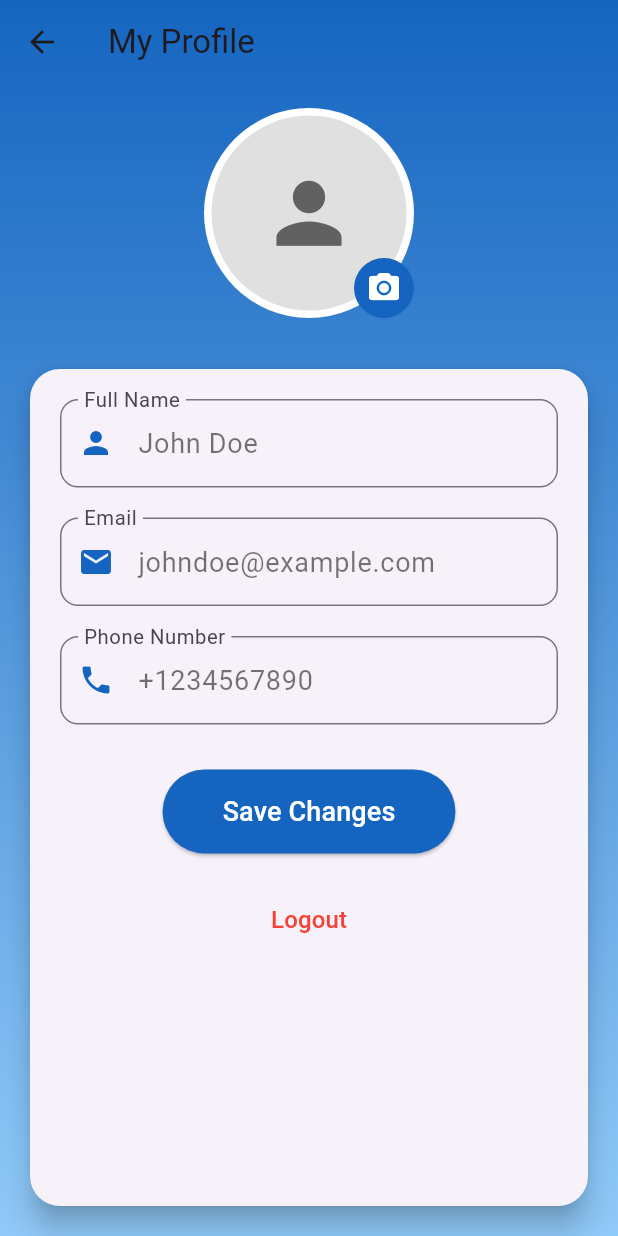
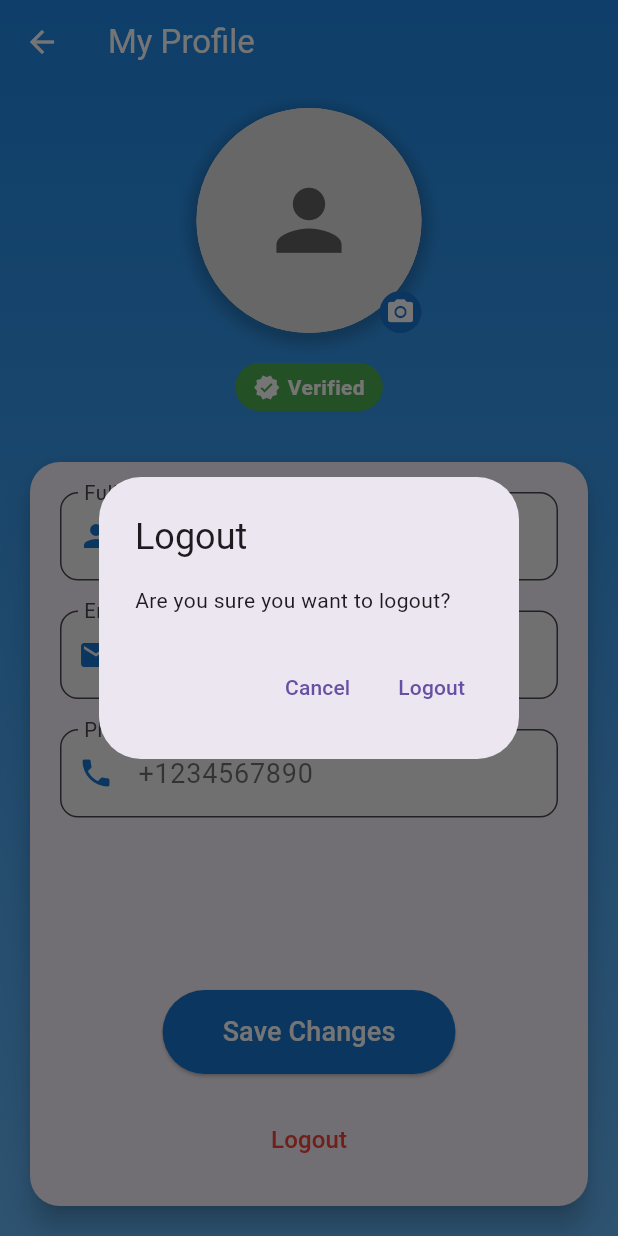
Before and after one commit to lyna-ismil/KariaGoApp, a Flutter app: the ProfileScreen screen opened directly, after a tap on "Logout", on a phone screen of 412 x 824 dp. Run offline on Flutter 3.47's test engine with Material 3 defaults, Android fonts, the phone set to English and light mode, and no system bars; our stand-ins replace animate_do, flutter_animate, flutter_credit_card, flutter_svg, google_fonts, image_picker and 1 more.

Commit message:
Updated UI and fixed bugs

```diff
--- a/lib/presentation/views/profile_screen.dart
+++ b/lib/presentation/views/profile_screen.dart
@@ -19,6 +19,8 @@ class _ProfileScreenState extends State<ProfileScreen> {
   final TextEditingController _phoneController =
       TextEditingController(text: "+1234567890");
 
+  bool _isVerified = true; // Change this based on actual user data
+
   // Pick Image Function
   Future<void> _pickImage(ImageSource source) async {
     final pickedFile = await ImagePicker().pickImage(source: source);
@@ -36,6 +38,10 @@ class _ProfileScreenState extends State<ProfileScreen> {
         SnackBar(
           content: Text("Profile Updated Successfully! ✅"),
           backgroundColor: Colors.green,
+          behavior: SnackBarBehavior.floating,
+          shape: RoundedRectangleBorder(
+            borderRadius: BorderRadius.circular(10),
+          ),
         ),
       );
     }
@@ -46,27 +52,24 @@ class _ProfileScreenState extends State<ProfileScreen> {
     return Scaffold(
       extendBodyBehindAppBar: true,
       appBar: AppBar(
-        title: Text("My Profile"),
+        title: Text("My Profile", style: TextStyle(color: Colors.white)),
         backgroundColor: Colors.transparent,
         elevation: 0,
+        iconTheme: IconThemeData(color: Colors.white),
       ),
       body: Container(
         decoration: BoxDecoration(
           gradient: LinearGradient(
             begin: Alignment.topCenter,
             end: Alignment.bottomCenter,
-            colors: [Colors.blue.shade800, Colors.blue.shade200],
+            colors: [Color(0xFF1E88E5), Color(0xFF64B5F6)],
           ),
         ),
         child: SafeArea(
-          child: SingleChildScrollView(
-            child: ConstrainedBox(
-              constraints: BoxConstraints(
-                minHeight: MediaQuery.of(context).size.height -
-                    AppBar().preferredSize.height -
-                    MediaQuery.of(context).padding.top,
-              ),
-              child: IntrinsicHeight(
+          child: CustomScrollView(
+            slivers: [
+              SliverFillRemaining(
+                hasScrollBody: false,
                 child: Padding(
                   padding: EdgeInsets.all(16),
                   child: Form(
@@ -74,6 +77,8 @@ class _ProfileScreenState extends State<ProfileScreen> {
                     child: Column(
                       children: [
                         _buildProfilePicture(),
+                        SizedBox(height: 20),
+                        _buildVerificationBadge(),
                         SizedBox(height: 30),
                         Expanded(child: _buildInfoCard()),
                       ],
@@ -81,7 +86,7 @@ class _ProfileScreenState extends State<ProfileScreen> {
                   ),
                 ),
               ),
-            ),
+            ],
           ),
         ),
       ),
@@ -90,13 +95,30 @@ class _ProfileScreenState extends State<ProfileScreen> {
 
   // Profile Picture Widget
   Widget _buildProfilePicture() {
-    return Stack(
+    return Hero(
+      tag: 'profilePicture',
+      child: GestureDetector(
+        onTap: _showImageSourceDialog,
+        child: Stack(
+          alignment: Alignment.center,
           children: [
-        CircleAvatar(
+            Container(
+              width: 150,
+              height: 150,
+              decoration: BoxDecoration(
+                shape: BoxShape.circle,
+                color: Colors.white,
+                boxShadow: [
+                  BoxShadow(
+                    color: Colors.black.withOpacity(0.2),
+                    spreadRadius: 5,
+                    blurRadius: 7,
+                    offset: Offset(0, 3),
+                  ),
+                ],
+              ),
+              child: CircleAvatar(
                 radius: 70,
-          backgroundColor: Colors.white,
-          child: CircleAvatar(
-            radius: 65,
                 backgroundColor: Colors.grey[300],
                 backgroundImage:
                     _profileImage != null ? FileImage(_profileImage!) : null,
@@ -108,15 +130,48 @@ class _ProfileScreenState extends State<ProfileScreen> {
             Positioned(
               bottom: 0,
               right: 0,
-          child: CircleAvatar(
-            backgroundColor: Colors.blue.shade800,
-            child: IconButton(
-              icon: Icon(Icons.camera_alt, color: Colors.white),
-              onPressed: () => _showImageSourceDialog(),
+              child: Container(
+                padding: EdgeInsets.all(4),
+                decoration: BoxDecoration(
+                  color: Colors.blue[700],
+                  shape: BoxShape.circle,
                 ),
+                child: Icon(Icons.camera_alt, color: Colors.white, size: 20),
               ),
             ),
           ],
+        ),
+      ),
+    );
+  }
+
+  // Verification Badge Widget
+  Widget _buildVerificationBadge() {
+    return AnimatedContainer(
+      duration: Duration(milliseconds: 300),
+      padding: EdgeInsets.symmetric(horizontal: 12, vertical: 6),
+      decoration: BoxDecoration(
+        color: _isVerified ? Colors.green : Colors.red,
+        borderRadius: BorderRadius.circular(20),
+      ),
+      child: Row(
+        mainAxisSize: MainAxisSize.min,
+        children: [
+          Icon(
+            _isVerified ? Icons.verified : Icons.error_outline,
+            color: Colors.white,
+            size: 18,
+          ),
+          SizedBox(width: 5),
+          Text(
+            _isVerified ? "Verified" : "Not Verified",
+            style: TextStyle(
+              color: Colors.white,
+              fontWeight: FontWeight.bold,
+            ),
+          ),
+        ],
+      ),
     );
   }
 
@@ -138,7 +193,7 @@ class _ProfileScreenState extends State<ProfileScreen> {
             SizedBox(height: 20),
             _buildTextField(Icons.phone, "Phone Number", _phoneController,
                 "Enter your phone number"),
-            SizedBox(height: 30),
+            Spacer(),
             _buildSaveButton(),
             SizedBox(height: 20),
             _buildLogoutButton(),
@@ -158,15 +213,17 @@ class _ProfileScreenState extends State<ProfileScreen> {
       decoration: InputDecoration(
         labelText: label,
         hintText: hint,
-        prefixIcon: Icon(icon, color: Colors.blue.shade800),
+        prefixIcon: Icon(icon, color: Colors.blue[700]),
         border: OutlineInputBorder(
           borderRadius: BorderRadius.circular(12),
-          borderSide: BorderSide(color: Colors.blue.shade800),
+          borderSide: BorderSide(color: Colors.blue[700]!),
         ),
         focusedBorder: OutlineInputBorder(
           borderRadius: BorderRadius.circular(12),
-          borderSide: BorderSide(color: Colors.blue.shade800, width: 2),
+          borderSide: BorderSide(color: Colors.blue[700]!, width: 2),
         ),
+        filled: true,
+        fillColor: Colors.grey[100],
       ),
       validator: (value) => value!.isEmpty ? "$label is required" : null,
     );
@@ -178,7 +235,7 @@ class _ProfileScreenState extends State<ProfileScreen> {
       onPressed: _saveProfile,
       child: Text("Save Changes", style: TextStyle(fontSize: 18)),
       style: ElevatedButton.styleFrom(
-        backgroundColor: Colors.blue.shade800,
+        backgroundColor: Colors.blue[700],
         foregroundColor: Colors.white,
         padding: EdgeInsets.symmetric(vertical: 15, horizontal: 40),
         shape: RoundedRectangleBorder(borderRadius: BorderRadius.circular(30)),
@@ -191,6 +248,28 @@ class _ProfileScreenState extends State<ProfileScreen> {
     return TextButton(
       onPressed: () {
         // Implement logout functionality
+        showDialog(
+          context: context,
+          builder: (BuildContext context) {
+            return AlertDialog(
+              title: Text("Logout"),
+              content: Text("Are you sure you want to logout?"),
+              actions: [
+                TextButton(
+                  child: Text("Cancel"),
+                  onPressed: () => Navigator.of(context).pop(),
+                ),
+                TextButton(
+                  child: Text("Logout"),
+                  onPressed: () {
+                    // Implement logout logic here
+                    Navigator.of(context).pop();
+                  },
+                ),
+              ],
+            );
+          },
+        );
       },
       child: Text("Logout", style: TextStyle(color: Colors.red, fontSize: 16)),
     );
@@ -200,11 +279,16 @@ class _ProfileScreenState extends State<ProfileScreen> {
   void _showImageSourceDialog() {
     showModalBottomSheet(
       context: context,
+      shape: RoundedRectangleBorder(
+        borderRadius: BorderRadius.vertical(top: Radius.circular(20)),
+      ),
       builder: (context) {
-        return Wrap(
+        return SafeArea(
+          child: Column(
+            mainAxisSize: MainAxisSize.min,
             children: [
               ListTile(
-              leading: Icon(Icons.camera, color: Colors.blue.shade800),
+                leading: Icon(Icons.camera, color: Colors.blue[700]),
                 title: Text("Take Photo"),
                 onTap: () {
                   _pickImage(ImageSource.camera);
@@ -212,7 +296,7 @@ class _ProfileScreenState extends State<ProfileScreen> {
                 },
               ),
               ListTile(
-              leading: Icon(Icons.photo_library, color: Colors.blue.shade800),
+                leading: Icon(Icons.photo_library, color: Colors.blue[700]),
                 title: Text("Choose from Gallery"),
                 onTap: () {
                   _pickImage(ImageSource.gallery);
@@ -220,6 +304,7 @@ class _ProfileScreenState extends State<ProfileScreen> {
                 },
               ),
             ],
+          ),
         );
       },
     );
```
Lines whose indentation alone changed are shown as unchanged.
